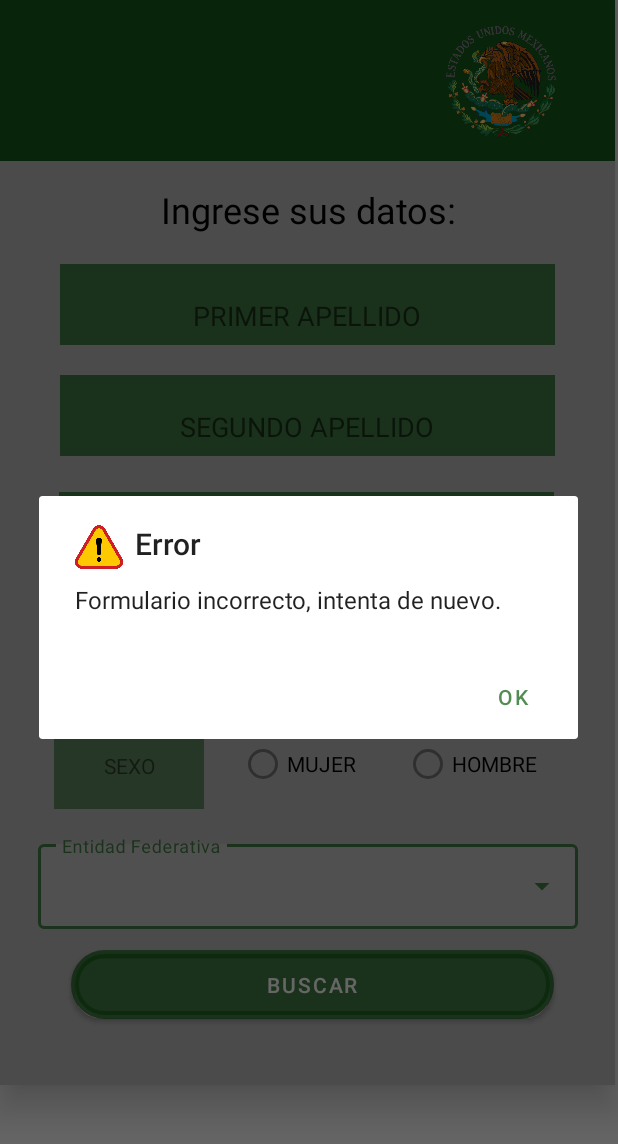
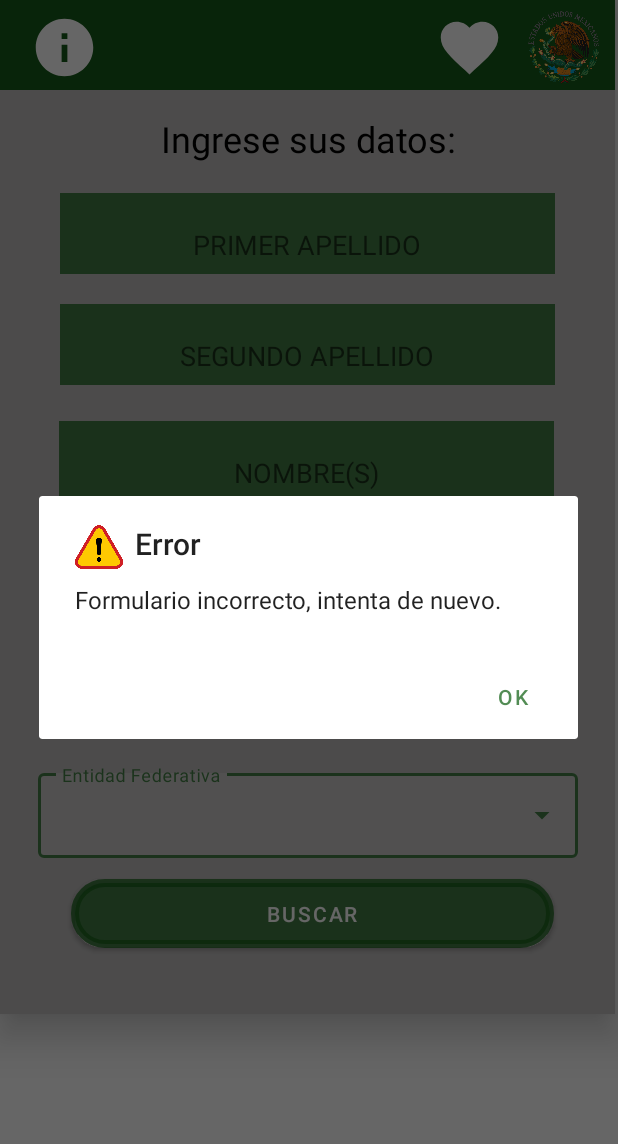
Before and after one commit to ProgramacionAppMoviles/AndroidExamenParcial2, an Android app: the screen it shows after launch (MainActivity), after a tap on "BUSCAR", on a phone screen of 412 x 824 dp. Shown: the top 1144 px of the screen. Run offline under Robolectric (Android 15) with nearby library versions, the phone set to English and light mode, and no system bars; 2 other taps on this screen came first.

Commit message:
Ajustes con iconos

```diff
--- a/app/src/main/java/com/jcab/examen2domovil/MainActivity.java
+++ b/app/src/main/java/com/jcab/examen2domovil/MainActivity.java
@@ -6,6 +6,7 @@
 
 import android.app.DatePickerDialog;
 import android.content.DialogInterface;
+import android.graphics.drawable.Drawable;
 import android.icu.text.SimpleDateFormat;
 import android.icu.util.GregorianCalendar;
 import android.os.Build;
@@ -21,6 +22,7 @@
 import android.widget.Button;
 import android.widget.DatePicker;
 import android.widget.EditText;
+import android.widget.ImageView;
 import android.widget.RadioButton;
 import android.widget.TextView;
 import android.widget.Toast;
@@ -34,6 +36,7 @@
 @RequiresApi(api = Build.VERSION_CODES.N)
 public class MainActivity extends AppCompatActivity implements View.OnClickListener,View.OnKeyListener {
     Button btnBuscar, btnFecha;
+    ImageView info,fav;
     KeyEvents in1,in2,in3;
     RadioButton rbtnM, rbtnF;
     EditText eApePat,eApeMat,eNom;
@@ -67,10 +70,14 @@
         //Button
         btnBuscar = (Button) findViewById(R.id.btnBuscar);
         btnFecha = (Button) findViewById(R.id.btnFecha);
+        info = (ImageView) findViewById(R.id.info);
+        fav = (ImageView) findViewById(R.id.fav);
+        fav.setTag(R.drawable.fav);
         //Poner a los botones que escuchen
         btnFecha.setOnClickListener(this);
         btnBuscar.setOnClickListener(this);
-
+        info.setOnClickListener(this);
+        fav.setOnClickListener(this);
         //RadioButton
         rbtnF = (RadioButton) findViewById(R.id.radioButtonMujer);
         rbtnM = (RadioButton) findViewById(R.id.radioButtonHombre);
@@ -155,14 +162,34 @@
                 && !(this.autoCompleteText.getText().toString().equals(""))){
                     generarCurp();
                 }else{
-                   AlertDialog myalert=generarAlerta("Error","Formulario incorrecto, intenta de nuevo.");
+                   AlertDialog myalert=generarAlerta("Error","Formulario incorrecto, intenta de nuevo.",R.drawable.warningicon);
                     myalert.show();
                 }
                 break;
+             case R.id.info:
+                 AlertDialog myalert = generarAlerta("Información",
+                         "Para obtener tu curp ingresa los datos que" +
+                                 "se solicitan, en caso de ser incorrectos" +
+                                 "el entorno te lo dara a conocer." +
+                                 "Una vez ingresados los datos haz clic en buscar.",
+                         R.drawable.info_icon);
+                 myalert.show();
+                 break;
+             case R.id.fav:
+                 if((int)fav.getTag()==R.drawable.fav){
+                     fav.setImageResource(R.drawable.fav_active);
+                     fav.setTag(R.drawable.fav_active);
+
+                 }else{
+                     fav.setImageResource(R.drawable.fav);
+                     fav.setTag(R.drawable.fav);
+
+                 }
+                 break;
         }
     }
 
-    public AlertDialog generarAlerta(String title,String msg){
+    public AlertDialog generarAlerta(String title, String msg, int icon){
         AlertDialog.Builder builder1 = new AlertDialog.Builder(this);
         builder1.setTitle(title);
         builder1.setMessage(msg);
@@ -183,7 +210,8 @@
                                     dialog.cancel();
                                 }
                             });*/
-        builder1.setIcon(R.drawable.warningicon);
+
+        builder1.setIcon(icon);
         AlertDialog myalert = builder1.create();
 
         return myalert;
@@ -264,7 +292,7 @@
         }
         Log.i("curp",""+curp.toUpperCase());
         curp = curp.toUpperCase();
-        AlertDialog myalert = generarAlerta("Curp",curp);
+        AlertDialog myalert = generarAlerta("Curp",curp,R.drawable.warningicon);
         myalert.show();
     }
 
--- /dev/null
+++ b/app/src/main/res/drawable-anydpi-v24/fav.xml
@@ -0,0 +1,15 @@
+<vector xmlns:android="http://schemas.android.com/apk/res/android"
+    android:width="24dp"
+    android:height="24dp"
+    android:viewportWidth="24"
+    android:viewportHeight="24"
+    android:tint="#FFFFFF">
+  <group android:scaleX="0.92"
+      android:scaleY="0.92"
+      android:translateX="0.96"
+      android:translateY="0.96">
+    <path
+        android:fillColor="@android:color/white"
+        android:pathData="M16.5,3c-1.74,0 -3.41,0.81 -4.5,2.09C10.91,3.81 9.24,3 7.5,3 4.42,3 2,5.42 2,8.5c0,3.78 3.4,6.86 8.55,11.54L12,21.35l1.45,-1.32C18.6,15.36 22,12.28 22,8.5 22,5.42 19.58,3 16.5,3zM12.1,18.55l-0.1,0.1 -0.1,-0.1C7.14,14.24 4,11.39 4,8.5 4,6.5 5.5,5 7.5,5c1.54,0 3.04,0.99 3.57,2.36h1.87C13.46,5.99 14.96,5 16.5,5c2,0 3.5,1.5 3.5,3.5 0,2.89 -3.14,5.74 -7.9,10.05z"/>
+  </group>
+</vector>
--- /dev/null
+++ b/app/src/main/res/drawable-anydpi-v24/fav_active.xml
@@ -0,0 +1,15 @@
+<vector xmlns:android="http://schemas.android.com/apk/res/android"
+    android:width="24dp"
+    android:height="24dp"
+    android:viewportWidth="24"
+    android:viewportHeight="24"
+    android:tint="#FFFFFF">
+  <group android:scaleX="0.92"
+      android:scaleY="0.92"
+      android:translateX="0.96"
+      android:translateY="0.96">
+    <path
+        android:fillColor="@android:color/white"
+        android:pathData="M12,21.35l-1.45,-1.32C5.4,15.36 2,12.28 2,8.5 2,5.42 4.42,3 7.5,3c1.74,0 3.41,0.81 4.5,2.09C13.09,3.81 14.76,3 16.5,3 19.58,3 22,5.42 22,8.5c0,3.78 -3.4,6.86 -8.55,11.54L12,21.35z"/>
+  </group>
+</vector>
--- /dev/null
+++ b/app/src/main/res/drawable-anydpi-v24/ic_stat_name.xml
@@ -0,0 +1,15 @@
+<vector xmlns:android="http://schemas.android.com/apk/res/android"
+    android:width="24dp"
+    android:height="24dp"
+    android:viewportWidth="24"
+    android:viewportHeight="24"
+    android:tint="#FFFFFF">
+  <group android:scaleX="0.92"
+      android:scaleY="0.92"
+      android:translateX="0.96"
+      android:translateY="0.96">
+    <path
+        android:fillColor="@android:color/white"
+        android:pathData="M12,2C6.48,2 2,6.48 2,12s4.48,10 10,10 10,-4.48 10,-10S17.52,2 12,2zM13,17h-2v-6h2v6zM13,9h-2L11,7h2v2z"/>
+  </group>
+</vector>
--- a/app/src/main/res/layout/activity_main.xml
+++ b/app/src/main/res/layout/activity_main.xml
@@ -23,7 +23,7 @@
             <LinearLayout
                 android:id="@+id/linearLayout"
                 android:layout_width="410dp"
-                android:layout_height="107dp"
+                android:layout_height="60dp"
                 android:background="#155A18"
                 android:orientation="horizontal"
                 tools:ignore="MissingConstraints"
@@ -35,17 +35,38 @@
                     android:layout_height="117dp"
                     android:elevation="15dp"
                     android:translationZ="20dp">
-
+                    <ImageView
+                        android:id="@+id/info"
+                        android:layout_width="50dp"
+                        android:layout_height="50dp"
+                        app:layout_constraintBottom_toBottomOf="parent"
+                        app:layout_constraintEnd_toEndOf="parent"
+                        app:layout_constraintHorizontal_bias="0.05"
+                        app:layout_constraintStart_toStartOf="parent"
+                        app:layout_constraintTop_toTopOf="parent"
+                        app:layout_constraintVertical_bias="0.1"
+                        app:srcCompat="@drawable/ic_stat_name" />
+                    <ImageView
+                        android:id="@+id/fav"
+                        android:layout_width="50dp"
+                        android:layout_height="50dp"
+                        app:layout_constraintBottom_toBottomOf="parent"
+                        app:layout_constraintEnd_toEndOf="parent"
+                        app:layout_constraintHorizontal_bias="0.8"
+                        app:layout_constraintStart_toStartOf="parent"
+                        app:layout_constraintTop_toTopOf="parent"
+                        app:layout_constraintVertical_bias="0.1"
+                        app:srcCompat="@drawable/fav" />
                     <ImageView
                         android:id="@+id/imageView2"
-                        android:layout_width="138dp"
-                        android:layout_height="77dp"
+                        android:layout_width="50dp"
+                        android:layout_height="50dp"
                         app:layout_constraintBottom_toBottomOf="parent"
                         app:layout_constraintEnd_toEndOf="parent"
                         app:layout_constraintHorizontal_bias="0.974"
                         app:layout_constraintStart_toStartOf="parent"
                         app:layout_constraintTop_toTopOf="parent"
-                        app:layout_constraintVertical_bias="0.4"
+                        app:layout_constraintVertical_bias="0.1"
                         app:srcCompat="@drawable/escudo1" />
 
                 </androidx.constraintlayout.widget.ConstraintLayout>
```
Also changed, not shown: app/src/main/res/drawable-hdpi/fav.png (added), app/src/main/res/drawable-hdpi/fav_active.png (added), app/src/main/res/drawable-hdpi/ic_stat_name.png (added), app/src/main/res/drawable-mdpi/fav.png (added), app/src/main/res/drawable-mdpi/fav_active.png (added), app/src/main/res/drawable-mdpi/ic_stat_name.png (added), app/src/main/res/drawable-xhdpi/fav.png (added), app/src/main/res/drawable-xhdpi/fav_active.png (added), app/src/main/res/drawable-xhdpi/ic_stat_name.png (added), app/src/main/res/drawable-xxhdpi/fav.png (added), app/src/main/res/drawable-xxhdpi/fav_active.png (added), app/src/main/res/drawable-xxhdpi/ic_stat_name.png (added), app/src/main/res/drawable/info_icon.png (added).
